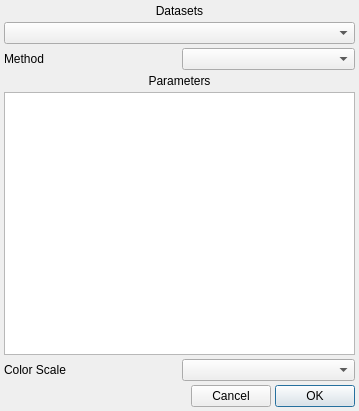
Old version of the form glue_vispy_viewers/scatter/segmentation_tool.ui in the repository Carifio24/glue-vispy-viewers.
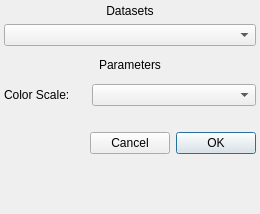
New version of the form. Custom widgets are drawn as their Qt base class.

Commit message: Improve segmentation dialog and add it into tool method. Retain options between uses.

Patch:
```diff
--- a/glue_vispy_viewers/scatter/segmentation_tool.ui
+++ b/glue_vispy_viewers/scatter/segmentation_tool.ui
@@ -6,16 +6,22 @@
    <rect>
     <x>0</x>
     <y>0</y>
-    <width>359</width>
-    <height>411</height>
+    <width>260</width>
+    <height>214</height>
    </rect>
   </property>
+  <property name="sizePolicy">
+   <sizepolicy hsizetype="Preferred" vsizetype="Minimum">
+    <horstretch>0</horstretch>
+    <verstretch>0</verstretch>
+   </sizepolicy>
+  </property>
   <property name="windowTitle">
    <string>Subset Facet</string>
   </property>
-  <layout class="QVBoxLayout" name="verticalLayout" stretch="0,0,0,0,0,0,0">
-   <property name="spacing">
-    <number>4</number>
+  <layout class="QFormLayout" name="formLayout">
+   <property name="sizeConstraint">
+    <enum>QLayout::SetMinimumSize</enum>
    </property>
    <property name="leftMargin">
     <number>4</number>
@@ -29,39 +35,43 @@
    <property name="bottomMargin">
     <number>4</number>
    </property>
-   <item>
-    <widget class="QLabel" name="label_5">
-     <property name="text">
-      <string>Datasets</string>
-     </property>
-     <property name="alignment">
-      <set>Qt::AlignCenter</set>
-     </property>
-    </widget>
+   <item row="2" column="0">
+    <layout class="QHBoxLayout" name="horizontalLayout_5"/>
    </item>
-   <item>
+   <item row="5" column="0">
+    <layout class="QFormLayout" name="form_layout"/>
+   </item>
+   <item row="1" column="0" colspan="2">
     <widget class="QComboBox" name="combosel_data">
      <property name="sizeAdjustPolicy">
       <enum>QComboBox::AdjustToMinimumContentsLength</enum>
      </property>
     </widget>
    </item>
-   <item>
-    <layout class="QHBoxLayout" name="horizontalLayout_5">
-     <item>
-      <widget class="QLabel" name="label">
-       <property name="text">
-        <string>Method</string>
-       </property>
-      </widget>
-     </item>
-     <item>
-      <widget class="QComboBox" name="combosel_algorithms"/>
-     </item>
-    </layout>
+   <item row="0" column="0" colspan="2">
+    <widget class="QLabel" name="datasets_label">
+     <property name="sizePolicy">
+      <sizepolicy hsizetype="Preferred" vsizetype="Minimum">
+       <horstretch>0</horstretch>
+       <verstretch>0</verstretch>
+      </sizepolicy>
+     </property>
+     <property name="text">
+      <string>Datasets</string>
+     </property>
+     <property name="alignment">
+      <set>Qt::AlignCenter</set>
+     </property>
+    </widget>
    </item>
-   <item>
-    <widget class="QLabel" name="label_6">
+   <item row="3" column="0" colspan="2">
+    <widget class="QLabel" name="parameters_label">
+     <property name="sizePolicy">
+      <sizepolicy hsizetype="Preferred" vsizetype="Minimum">
+       <horstretch>0</horstretch>
+       <verstretch>0</verstretch>
+      </sizepolicy>
+     </property>
      <property name="layoutDirection">
       <enum>Qt::LeftToRight</enum>
      </property>
@@ -73,19 +83,12 @@
      </property>
     </widget>
    </item>
-   <item>
-    <widget class="QListWidget" name="listsel_att">
-     <property name="toolTip">
-      <string>The attributes associated with this data set</string>
-     </property>
-    </widget>
-   </item>
-   <item>
-    <layout class="QHBoxLayout" name="horizontalLayout">
+   <item row="8" column="0" colspan="2">
+    <layout class="QHBoxLayout" name="horizontalLayout" stretch="2,4">
      <item>
       <widget class="QLabel" name="label_2">
        <property name="text">
-        <string>Color Scale</string>
+        <string>Color Scale:</string>
        </property>
       </widget>
      </item>
@@ -98,7 +101,23 @@
      </item>
     </layout>
    </item>
-   <item>
+   <item row="9" column="0">
+    <widget class="QLabel" name="error_label">
+     <property name="sizePolicy">
+      <sizepolicy hsizetype="Preferred" vsizetype="Minimum">
+       <horstretch>0</horstretch>
+       <verstretch>0</verstretch>
+      </sizepolicy>
+     </property>
+     <property name="text">
+      <string/>
+     </property>
+     <property name="textFormat">
+      <enum>Qt::RichText</enum>
+     </property>
+    </widget>
+   </item>
+   <item row="10" column="0" colspan="2">
     <layout class="QHBoxLayout" name="horizontalLayout_6">
      <item>
       <spacer name="horizontalSpacer">
```
The commit also changes 2 other files.
